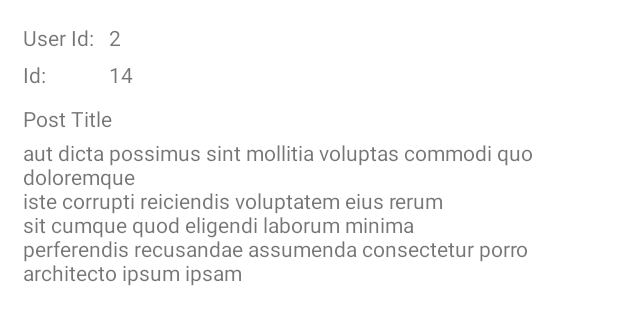
After one commit to brian-onyando/jsonplaceholder, an Android app: the layout layout_post_item.xml on its own in the app's theme, with its tools: preview values and no code run, on a phone screen of 412 x 824 dp. The commit adds this screen. Shown: the top 325 px of the screen. Run offline under Robolectric (Android 15) with nearby library versions, the phone set to English and light mode, and no system bars.

Commit message:
PostAdapter, ViewHolder and item layout implementation

```diff
--- /dev/null
+++ b/app/src/main/res/layout/layout_post_item.xml
@@ -0,0 +1,62 @@
+<?xml version="1.0" encoding="utf-8"?>
+<androidx.constraintlayout.widget.ConstraintLayout xmlns:android="http://schemas.android.com/apk/res/android"
+    android:layout_width="match_parent"
+    android:layout_height="wrap_content"
+    xmlns:app="http://schemas.android.com/apk/res-auto"
+    xmlns:tools="http://schemas.android.com/tools"
+    android:padding="15dp">
+
+    <androidx.appcompat.widget.AppCompatTextView
+        android:id="@+id/tvUserIdLabel"
+        android:layout_width="wrap_content"
+        android:layout_height="wrap_content"
+        android:text="@string/label_user_id"
+        app:layout_constraintTop_toTopOf="parent"
+        app:layout_constraintStart_toStartOf="parent"/>
+
+    <androidx.appcompat.widget.AppCompatTextView
+        android:id="@+id/tvUserIdValue"
+        android:layout_width="wrap_content"
+        android:layout_height="wrap_content"
+        tools:text="2"
+        android:layout_marginStart="10dp"
+        app:layout_constraintTop_toTopOf="@+id/tvUserIdLabel"
+        app:layout_constraintBottom_toBottomOf="@+id/tvUserIdLabel"
+        app:layout_constraintStart_toEndOf="@+id/tvUserIdLabel"/>
+
+    <androidx.appcompat.widget.AppCompatTextView
+        android:id="@+id/tvPostIdLabel"
+        android:layout_width="wrap_content"
+        android:layout_height="wrap_content"
+        android:text="@string/label_post_id"
+        android:layout_marginTop="5dp"
+        app:layout_constraintTop_toBottomOf="@+id/tvUserIdLabel"
+        app:layout_constraintStart_toStartOf="@+id/tvUserIdLabel"/>
+
+    <androidx.appcompat.widget.AppCompatTextView
+        android:id="@+id/tvPostIdValue"
+        android:layout_width="wrap_content"
+        android:layout_height="wrap_content"
+        tools:text="14"
+        app:layout_constraintTop_toTopOf="@+id/tvPostIdLabel"
+        app:layout_constraintBottom_toBottomOf="@+id/tvPostIdLabel"
+        app:layout_constraintStart_toStartOf="@+id/tvUserIdValue"/>
+
+    <androidx.appcompat.widget.AppCompatTextView
+        android:id="@+id/tvPostTitle"
+        android:layout_width="wrap_content"
+        android:layout_height="wrap_content"
+        tools:text="Post Title"
+        android:layout_marginTop="10dp"
+        app:layout_constraintTop_toBottomOf="@+id/tvPostIdLabel"
+        app:layout_constraintStart_toStartOf="@+id/tvPostIdLabel"/>
+
+    <androidx.appcompat.widget.AppCompatTextView
+        android:id="@+id/tvPostBody"
+        android:layout_width="wrap_content"
+        android:layout_height="wrap_content"
+        tools:text="aut dicta possimus sint mollitia voluptas commodi quo doloremque\niste corrupti reiciendis voluptatem eius rerum\nsit cumque quod eligendi laborum minima\nperferendis recusandae assumenda consectetur porro architecto ipsum ipsam"
+        android:layout_marginTop="3dp"
+        app:layout_constraintTop_toBottomOf="@+id/tvPostTitle"
+        app:layout_constraintStart_toStartOf="@+id/tvPostTitle"/>
+</androidx.constraintlayout.widget.ConstraintLayout>
--- a/app/src/main/res/values/strings.xml
+++ b/app/src/main/res/values/strings.xml
@@ -1,3 +1,5 @@
 <resources>
     <string name="app_name">Json Placeholder</string>
+    <string name="label_user_id">User Id:</string>
+    <string name="label_post_id">Id:</string>
 </resources>
```
Also changed, not shown: app/src/main/java/com/ubunifuconcepts/jsonplaceholder/MainActivity.kt (+9 -0 lines), app/src/main/java/com/ubunifuconcepts/jsonplaceholder/view/PostAdapter.kt (added, +28 -0 lines), app/src/main/java/com/ubunifuconcepts/jsonplaceholder/view/viewholder/PostViewHolder.kt (added, +21 -0 lines).
